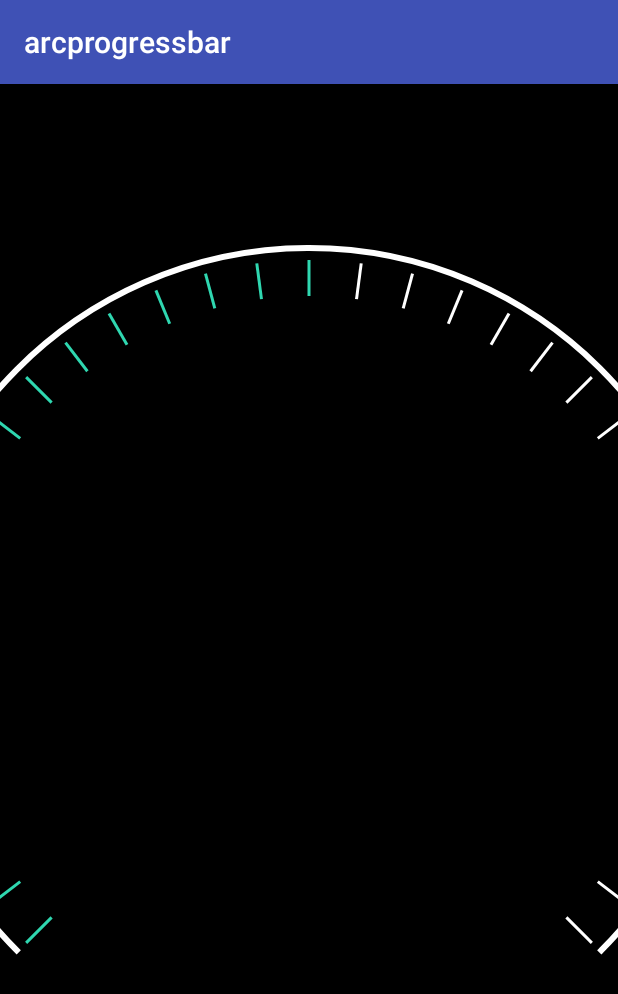
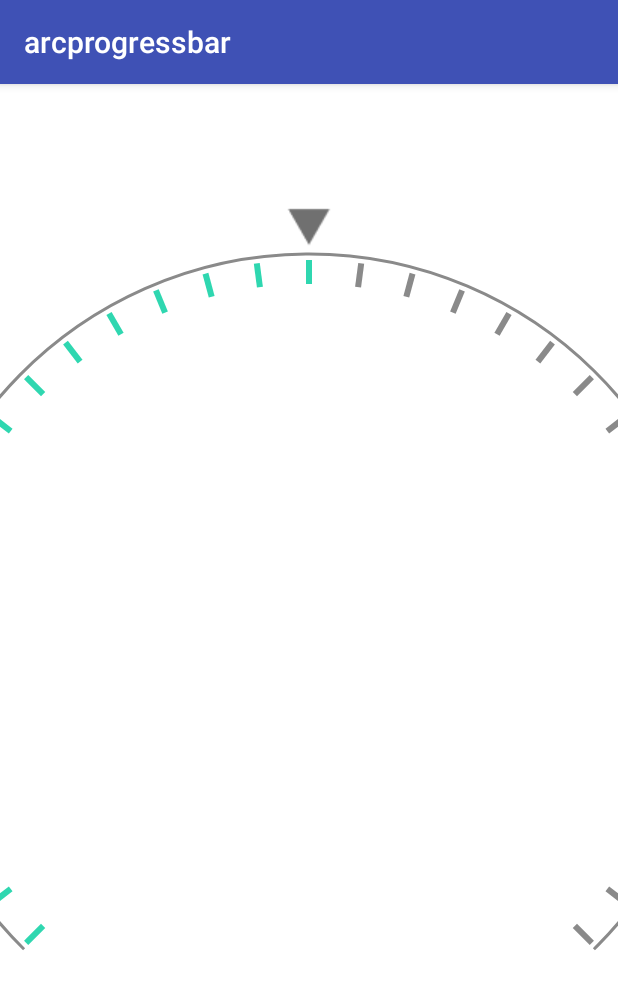
Before and after one commit to BlackJackLi/arcprogressbar, an Android app: the screen it shows after launch (MainActivity), on a phone screen of 412 x 824 dp. Shown: the top 994 px of the screen. Run offline under Robolectric (Android 15) with nearby library versions, the phone set to English and light mode, and no system bars.

Commit message:
demo定义的内容更加详细

```diff
--- a/app/src/main/res/layout/activity_main.xml
+++ b/app/src/main/res/layout/activity_main.xml
@@ -5,7 +5,7 @@
     xmlns:tools="http://schemas.android.com/tools"
     android:layout_width="match_parent"
     android:layout_height="match_parent"
-    android:background="@color/black"
+    android:background="@color/white"
     tools:context=".MainActivity">
 
     <com.github.black.arcprogressbar.ArcProgressBar
@@ -14,11 +14,17 @@
         android:indeterminate="false"
         android:indeterminateOnly="false"
         android:max="100"
-        app:arc_progress_bar_edge_margin="8dp"
-        app:arc_progress_bar_edge_width="4dp"
         android:progress="50"
-        app:arc_progress_bar_split_height="2dp"
-        app:arc_progress_bar_split_width="24dp"
+        app:arc_progress_bar_edge_color="@color/gray"
+        app:arc_progress_bar_split_color="@color/gray"
+        app:arc_progress_bar_degree="270"
+        app:arc_progress_bar_edge_margin="4dp"
+        app:arc_progress_bar_edge_width="2dp"
+        app:arc_progress_bar_finger="@mipmap/triangle"
+        app:arc_progress_bar_finger_margin="0dp"
+        app:arc_progress_bar_finger_rotate="270"
         app:arc_progress_bar_rotate="-45"
-        app:arc_progress_bar_degree="270"/>
+        app:arc_progress_bar_split_height="4dp"
+        app:arc_progress_bar_split_width="16dp"/>
+
 </android.support.constraint.ConstraintLayout>
--- a/app/src/main/res/values/colors.xml
+++ b/app/src/main/res/values/colors.xml
@@ -3,8 +3,9 @@
     <color name="colorPrimary">#3F51B5</color>
     <color name="colorPrimaryDark">#303F9F</color>
     <color name="colorAccent">#FF4081</color>
-<color name="black">#000000</color>
+    <color name="black">#000000</color>
     <color name="white">#FFFFFF</color>
-    <color name="grade_green">#2FD7B0</color>
+    <color name="light_green">#2FD7B0</color>
+    <color name="gray">#8a8a8a</color>
 
 </resources>
--- a/lib/src/main/java/com/github/black/arcprogressbar/ArcProgressBar.java
+++ b/lib/src/main/java/com/github/black/arcprogressbar/ArcProgressBar.java
@@ -31,7 +31,7 @@ public class ArcProgressBar extends ProgressBar {
 	private float splitWidth = dpToPx(40);
 	private float splitHeight = dpToPx(6);
 	private int splitColor = getResources().getColor(R.color.white);
-	private int splitProgressColor = getResources().getColor(R.color.grade_green);
+	private int splitProgressColor = getResources().getColor(R.color.light_green);
 
 	private float edgeWidth = 0;
 	private int edgeColor = getResources().getColor(R.color.white);
@@ -40,7 +40,7 @@ public class ArcProgressBar extends ProgressBar {
 	private int rotate = 0;
 	private int blockCount = 36;
 
-	private float radius=400;
+	private float radius = 400;
 
 	private float blockDegree;
 	private Paint blockPaint;
@@ -199,9 +199,9 @@ public class ArcProgressBar extends ProgressBar {
 		splitWidth = bundle.getFloat("splitWidth", 40);
 		splitHeight = bundle.getFloat("splitHeight", 6);
 		splitColor = bundle.getInt("splitColor", getResources().getColor(R.color.white));
-		splitProgressColor = bundle.getInt("splitProgressColor", getResources().getColor(R.color.grade_green));
+		splitProgressColor = bundle.getInt("splitProgressColor", getResources().getColor(R.color.light_green));
 		edgeWidth = bundle.getFloat("edgeWidth", 0);
-		edgeColor = bundle.getInt("edgeColor", getResources().getColor(R.color.grade_green));
+		edgeColor = bundle.getInt("edgeColor", getResources().getColor(R.color.light_green));
 		edgeMargin = bundle.getFloat("edgeMargin", 0);
 		rotate = bundle.getInt("rotate", 0);
 		blockCount = bundle.getInt("blockCount", 36);
@@ -246,7 +246,7 @@ public class ArcProgressBar extends ProgressBar {
 						splitColor = mAttrs.getColor(R.styleable.ArcProgressBar_arc_progress_bar_split_color, getResources().getColor(R.color.white));
 					} else if (attr == R.styleable.ArcProgressBar_arc_progress_bar_split_progress_color) {
 						splitProgressColor = mAttrs.getColor(R.styleable.ArcProgressBar_arc_progress_bar_split_progress_color, getResources().getColor(R.color
-								.grade_green));
+								.light_green));
 					} else if (attr == R.styleable.ArcProgressBar_arc_progress_bar_edge_width) {
 						edgeWidth = mAttrs.getDimension(R.styleable.ArcProgressBar_arc_progress_bar_edge_width, 0);
 					} else if (attr == R.styleable.ArcProgressBar_arc_progress_bar_edge_color) {
--- a/lib/src/main/res/values/colors.xml
+++ b/lib/src/main/res/values/colors.xml
@@ -1,5 +1,5 @@
 <?xml version="1.0" encoding="utf-8"?>
 <resources>
     <color name="white">#FFFFFF</color>
-    <color name="grade_green">#2FD7B0</color>
+    <color name="light_green">#2FD7B0</color>
 </resources>
```
Also changed, not shown: app/src/main/res/mipmap-mdpi/triangle.png (added).
